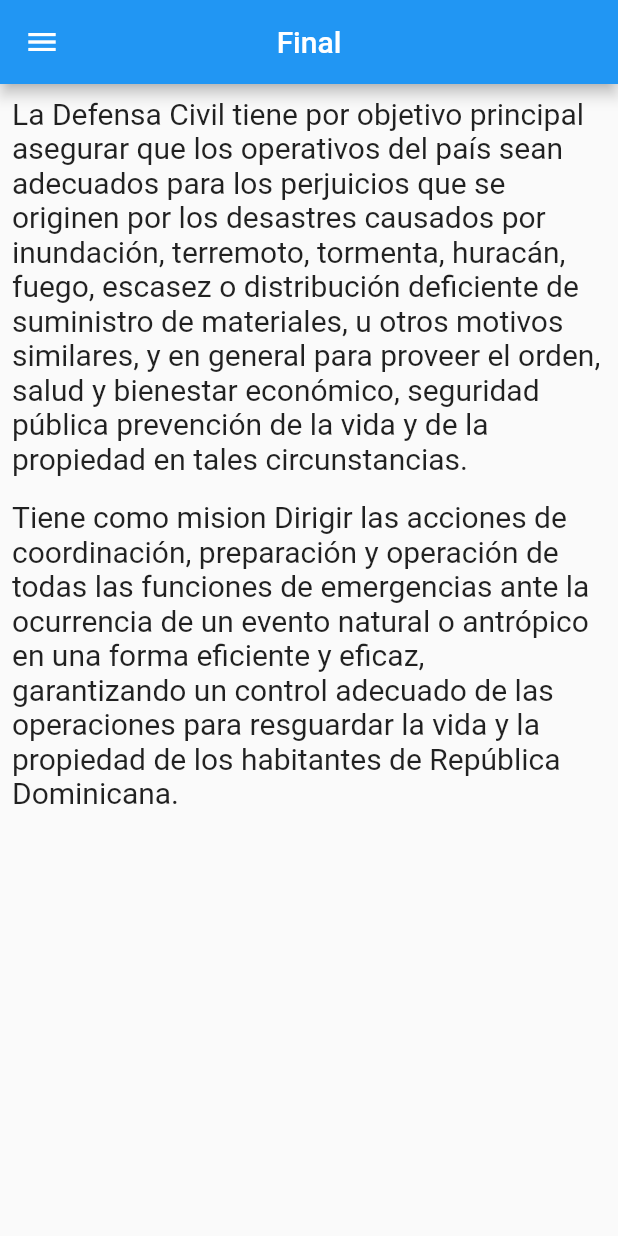
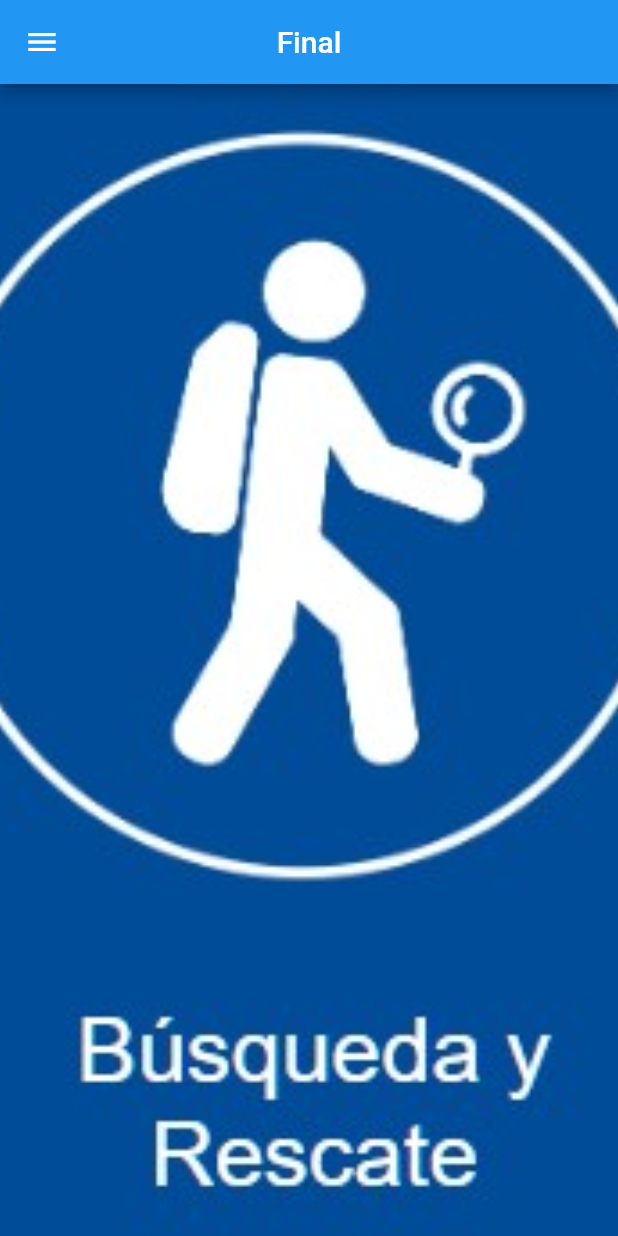
Before and after one commit to Alexander-PE/finall, a Flutter app: the screen it shows after launch, on a phone screen of 412 x 824 dp. Run offline on Flutter 3.47's test engine with Material 2 defaults, Android fonts, the phone set to English and light mode, and no system bars; drawn by our look-alikes of carousel_slider; our stand-ins replace dio, image_picker, youtube_player_flutter.

Commit message:
Update: Inicio slider

```diff
--- a/lib/pages/Inicio.dart
+++ b/lib/pages/Inicio.dart
@@ -1,21 +1,45 @@
 import 'package:flutter/material.dart';
+import 'package:carousel_slider/carousel_slider.dart';
 
-class Inicio extends StatelessWidget {
+class Inicio extends StatefulWidget {
   const Inicio({super.key});
 
   @override
+  State<Inicio> createState() => _InicioState();
+}
+
+class _InicioState extends State<Inicio> {
+  List imagenes = [
+    "assets/images/accion1.jpg",
+    "assets/images/accion2.jpg",
+    "assets/images/accion3.jpg",
+    "assets/images/accion4.jpg",
+  ];
+
+  @override
   Widget build(BuildContext context) {
-    return Padding(
-      padding: const EdgeInsets.all(8),
-      child: SingleChildScrollView(
-        child: Column(
-          children: const [
-            Text("La Defensa Civil tiene por objetivo principal asegurar que los operativos del país sean adecuados para los perjuicios que se originen por los desastres causados por inundación, terremoto, tormenta, huracán, fuego, escasez o distribución deficiente de suministro de materiales, u otros motivos similares, y en general para proveer el orden, salud y bienestar económico, seguridad pública prevención de la vida y de la propiedad en tales circunstancias.", style: TextStyle(fontSize: 20),),
-            Text(""),
-            Text("Tiene como mision Dirigir las acciones de coordinación, preparación y operación de todas las funciones de emergencias ante la ocurrencia de un evento natural o antrópico en una forma eficiente y eficaz, garantizando un control adecuado de las operaciones para resguardar la vida y la propiedad de los habitantes de República Dominicana.", style: TextStyle(fontSize: 20))
-          ],
-        ),
-      ),
-    );
+    return Builder(
+        builder: (context) {
+          final double height = MediaQuery.of(context).size.height;
+          return CarouselSlider(
+            options: CarouselOptions(
+              height: height,
+              viewportFraction: 1.0,
+              enlargeCenterPage: false,
+              // autoPlay: false,
+            ),
+            items: imagenes
+                .map((item) => Container(
+                      child: Center(
+                          child: Image.asset(
+                          item,
+                          fit: BoxFit.cover,
+                          height: height,
+                      )),
+                    ))
+                .toList(),
+          );
+        },
+      );
   }
 }
--- a/pubspec.yaml
+++ b/pubspec.yaml
@@ -38,6 +38,7 @@ dependencies:
   youtube_player_flutter: ^8.1.1
   path_provider: ^2.0.11
   intl: ^0.17.0
+  carousel_slider: ^4.2.1
 
 
   # The following adds the Cupertino Icons font to your application.
```
Also changed, not shown: assets/images/accion1.jpg (added), assets/images/accion2.jpg (added), assets/images/accion3.jpg (added), assets/images/accion4.jpg (added), pubspec.lock.
